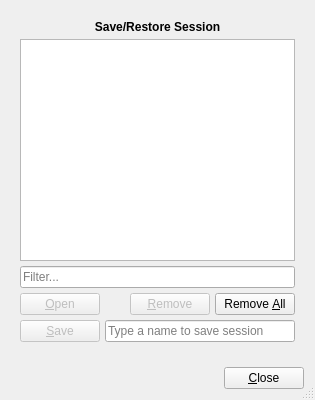
This is featherpad/sessionDialog.ui in vecnathewhisperd0/FeatherPad as Qt 5 draws it before an edit. The edited form follows.
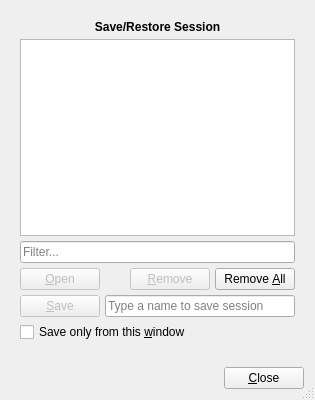
This is the edited form. Icons and pictures are not drawn. Custom widgets are drawn as their Qt base class.

Commit message: An option to save the currect window session

The edit to the form file:
```diff
--- a/featherpad/sessionDialog.ui
+++ b/featherpad/sessionDialog.ui
@@ -153,6 +153,17 @@
          </property>
         </widget>
        </item>
+       <item row="5" column="0" colspan="4">
+        <widget class="QCheckBox" name="windowBox">
+         <property name="toolTip">
+          <string>By default, all files that are opened in all
+windows will be included in the saved session.</string>
+         </property>
+         <property name="text">
+          <string>Save only from this &amp;window</string>
+         </property>
+        </widget>
+       </item>
       </layout>
      </widget>
      <widget class="QWidget" name="page_2">
```
The commit also changes 9 other files.
